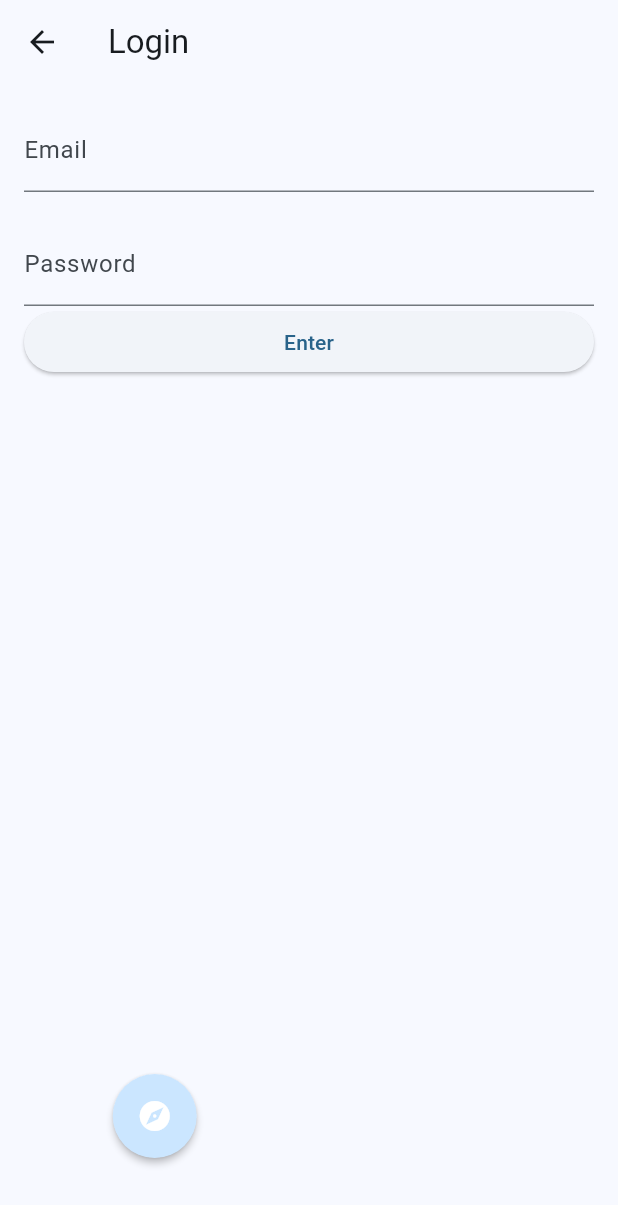
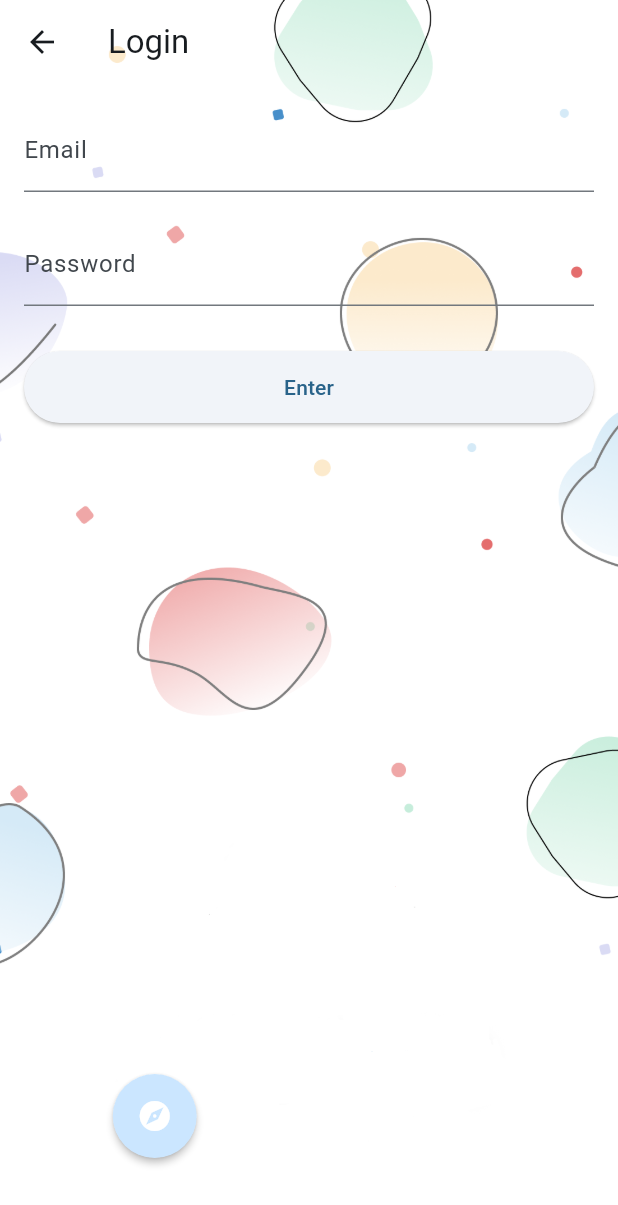
Before and after one commit to SpotSpots/spots_front, a Flutter app: the LoginPage screen opened directly, on a phone screen of 412 x 824 dp. Shown: the top 1205 px of the screen. Run offline on Flutter 3.47's test engine with Material 3 defaults, Android fonts, the phone set to English and light mode, and no system bars; drawn by our look-alikes of modal_progress_hud_nsn; our stand-ins replace cloud_firestore, firebase_auth, firebase_core; accounts and stored records are empty.

Commit message:
[fix] register, login 배경 입히기
- 배경 가져와서 씌움
- 가운데 정렬로 하려고 했으나, keyboard 올라오면 위가 터지고,,, focus에 맞게 스크롤 되도록 해서 input 칸들이 keyboard에 가려지지 않게 하고 싶으나 -> 기술 부족으로 일단 column의 위에 존재하도록 함

```diff
--- a/lib/LoginPage.dart
+++ b/lib/LoginPage.dart
@@ -9,7 +9,11 @@ class LoginPage extends StatelessWidget {
   @override
   Widget build(BuildContext context) {
     return Scaffold(
+      resizeToAvoidBottomInset: false,
+      extendBodyBehindAppBar: true,
       appBar: AppBar(
+        backgroundColor: Colors.transparent,
+        elevation: 0,
         title: Text('Login'),
       ),
       body: LoginForm(),
@@ -35,11 +39,20 @@ class _LoginFormState extends State<LoginForm> {
   Widget build(BuildContext context) {
     return ModalProgressHUD(
       inAsyncCall: saving,
+      child: Container(
+        decoration: BoxDecoration(
+          image: DecorationImage(
+            image: AssetImage('assets/LogoPage.png'), // Adjust the path accordingly
+            fit: BoxFit.cover,
+          ),
+        ),
+        child: Center(
           child: Padding(
             padding: const EdgeInsets.all(16.0),
             child: Form(
               key: _formKey,
               child: ListView(
+                //mainAxisAlignment: MainAxisAlignment.center,
                 children: [
                   TextFormField(
                     decoration: const InputDecoration(
@@ -61,6 +74,7 @@ class _LoginFormState extends State<LoginForm> {
                       password = value;
                     },
                   ),
+                  SizedBox(height: 30,),
                   ElevatedButton(onPressed: () async {
                     try {
                       setState(() {
@@ -83,9 +97,16 @@ class _LoginFormState extends State<LoginForm> {
                     catch(e){
                       print(e);
                     }
-              }, child: Text('Enter')),
+                  },
+                      style: ButtonStyle(
+                        // Set minWidth to your desired width
+                        minimumSize: MaterialStateProperty.all<Size>(Size(double.infinity, 48)),
+                      ),
+                      child: Text('Enter')),
                 ],
               )
+            ),
+          ),
         ),
       ),
     );
```
Also changed, not shown: lib/RegisterPage.dart (+20 -0 lines). Lines whose indentation alone changed are shown as unchanged.
